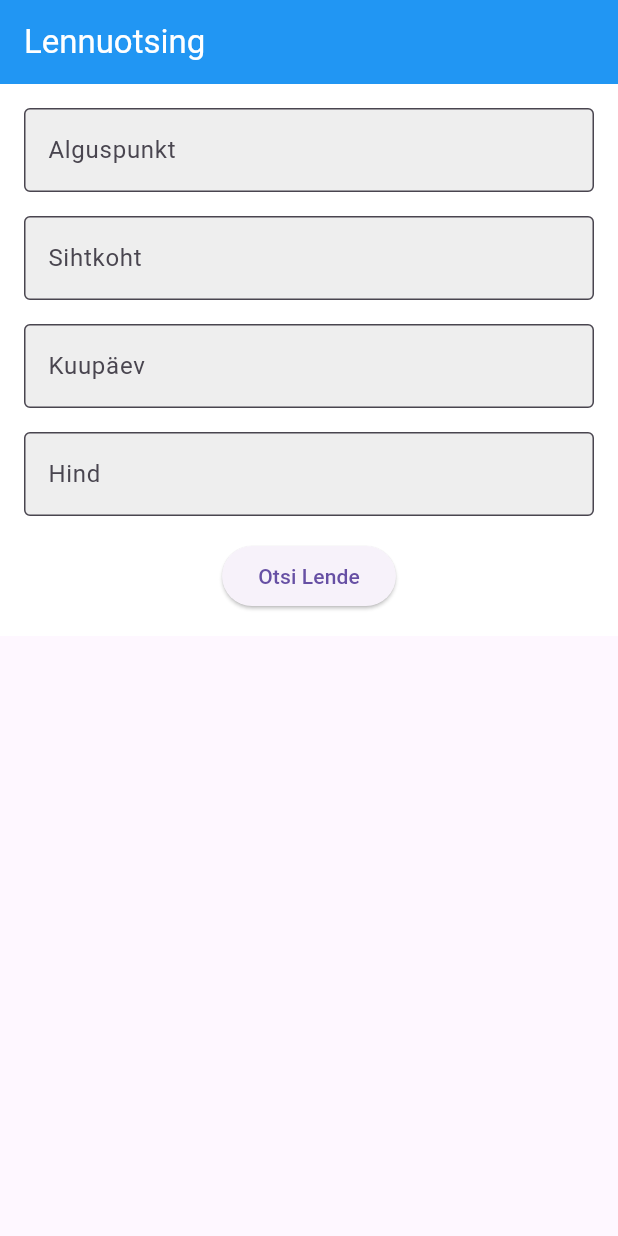
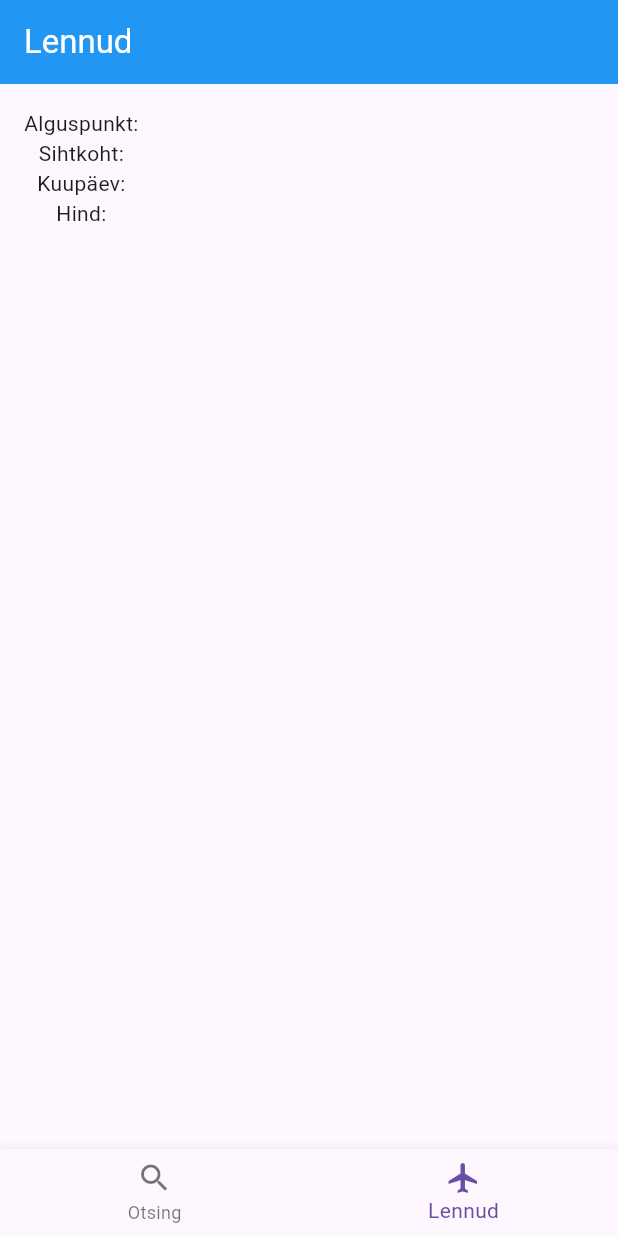
Before and after one commit to jorgenfox/flightplanner, a Flutter app: the screen it shows after launch, after a tap on "Otsi Lende", on a phone screen of 412 x 824 dp. Run offline on Flutter 3.47's test engine with Material 3 defaults, Android fonts, the phone set to English and light mode, and no system bars.

Commit message:
changed project structure, centered around navbar

```diff
--- a/lib/core/bottom_nav_bar.dart
+++ b/lib/core/bottom_nav_bar.dart
@@ -1,8 +1,20 @@
+import 'package:flutter/material.dart';
 import 'package:flightplanner/pages/homepage.dart';
-import 'package:flightplanner/pages/ticketpage.dart';
 import 'package:flightplanner/pages/lennudpage.dart';
-import 'package:fluentui_system_icons/fluentui_system_icons.dart';
-import 'package:flutter/material.dart';
+
+class FlightData {
+  final String departure;
+  final String destination;
+  final String date;
+  final String price;
+
+  FlightData({
+    required this.departure,
+    required this.destination,
+    required this.date,
+    required this.price,
+  });
+}
 
 class BottomNavBar extends StatefulWidget {
   const BottomNavBar({super.key});
@@ -12,49 +24,39 @@ class BottomNavBar extends StatefulWidget {
 }
 
 class _BottomNavBarState extends State<BottomNavBar> {
-  final appScreens = [
-    const HomePage(),
-    const LennudPage(),
-    //const TicketPage(),
-    const Text("Profile")
-  ];
+  int _currentIndex = 0;
+  final ValueNotifier<FlightData?> flightDataNotifier = ValueNotifier(null);
 
-  int _selectedIndex = 0;
+  late final List<Widget> _screens;
 
-  void _onItemTapped(int index) {
-    setState(() {
-      _selectedIndex = index;
-    });
+  @override
+  void initState() {
+    super.initState();
+    _screens = [
+      HomePage(onSearch: (data) {
+        flightDataNotifier.value = data;
+        setState(() {
+          _currentIndex = 1; // switch to LennudPage
+        });
+      }),
+      LennudPage(flightDataNotifier: flightDataNotifier),
+    ];
   }
 
   @override
   Widget build(BuildContext context) {
     return Scaffold(
-      body: appScreens[_selectedIndex],
+      body: _screens[_currentIndex],
       bottomNavigationBar: BottomNavigationBar(
-          currentIndex: _selectedIndex,
-          onTap: _onItemTapped,
-          showSelectedLabels: false,
-          selectedItemColor: Colors.blueGrey,
-          unselectedItemColor: const Color(0xFF526400),
-          items: const [
-            BottomNavigationBarItem(
-                icon: Icon(FluentIcons.home_12_regular),
-                activeIcon: Icon(FluentIcons.home_12_filled),
-                label: "Home"),
-            BottomNavigationBarItem(
-                icon: Icon(FluentIcons.search_12_regular),
-                activeIcon: Icon(FluentIcons.search_12_filled),
-                label: "Search"),
-            BottomNavigationBarItem(
-                icon: Icon(FluentIcons.ticket_diagonal_16_regular),
-                activeIcon: Icon(FluentIcons.ticket_diagonal_16_filled),
-                label: "Tickets"),
-            BottomNavigationBarItem(
-                icon: Icon(FluentIcons.person_5_20_regular),
-                activeIcon: Icon(FluentIcons.person_5_20_filled),
-                label: "Profile"),
-          ]),
+        currentIndex: _currentIndex,
+        onTap: (index) => setState(() {
+          _currentIndex = index;
+        }),
+        items: const [
+          BottomNavigationBarItem(icon: Icon(Icons.search), label: "Otsing"),
+          BottomNavigationBarItem(icon: Icon(Icons.flight), label: "Lennud"),
+        ],
+      ),
     );
   }
 }
--- a/lib/main.dart
+++ b/lib/main.dart
@@ -1,5 +1,4 @@
 import 'package:flutter/material.dart';
-import 'package:flightplanner/pages/homepage.dart';
 import 'package:flightplanner/core/bottom_nav_bar.dart';
 
 void main() {
@@ -14,17 +13,12 @@ class MyApp extends StatelessWidget {
     return MaterialApp(
       debugShowCheckedModeBanner: false,
       theme: ThemeData(
-          appBarTheme: AppBarTheme(
-            backgroundColor: Colors.blue,
-            foregroundColor: Colors.white,
-          )
+        appBarTheme: AppBarTheme(
+          backgroundColor: Colors.blue,
+          foregroundColor: Colors.white,
+        ),
       ),
-      home: const HomePage(),
-      routes: {
-        '/navbar':(context) => const BottomNavBar(),
-        '/homepage':(context) => const HomePage(),
-
-      },
+      home: const BottomNavBar(),
     );
   }
 }
--- a/lib/pages/homepage.dart
+++ b/lib/pages/homepage.dart
@@ -1,7 +1,10 @@
 import 'package:flutter/material.dart';
+import 'package:flightplanner/core/bottom_nav_bar.dart';
 
 class HomePage extends StatefulWidget {
-  const HomePage({super.key});
+  final Function(FlightData) onSearch;
+
+  const HomePage({super.key, required this.onSearch});
 
   @override
   _HomePageState createState() => _HomePageState();
@@ -18,77 +21,40 @@ class _HomePageState extends State<HomePage> {
     return Scaffold(
       appBar: AppBar(title: const Text("Lennuotsing")),
       body: Container(
-        color: Colors.white, // Seadistame taustavärviks valge
+        color: Colors.white,
         padding: const EdgeInsets.all(16.0),
         child: Column(
-          mainAxisSize: MainAxisSize.min, // Keeps the column compact
           children: [
-            // Alguspunkti sisendväli
             TextField(
               controller: _departureController,
-              decoration: InputDecoration(
-                labelText: 'Alguspunkt',
-                filled: true,
-                fillColor: Colors.grey[200], // Hall taust
-                border: OutlineInputBorder(
-                  borderSide: BorderSide(color: Colors.black), // Must piirjoon
-                ),
-              ),
+              decoration: inputStyle("Alguspunkt"),
             ),
             const SizedBox(height: 16),
-
-            // Sihtkoha sisendväli
             TextField(
               controller: _destinationController,
-              decoration: InputDecoration(
-                labelText: 'Sihtkoht',
-                filled: true,
-                fillColor: Colors.grey[200], // Hall taust
-                border: OutlineInputBorder(
-                  borderSide: BorderSide(color: Colors.black), // Must piirjoon
-                ),
-              ),
+              decoration: inputStyle("Sihtkoht"),
             ),
             const SizedBox(height: 16),
-
-            // Kuupäeva sisendväli
             TextField(
               controller: _dateController,
-              decoration: InputDecoration(
-                labelText: 'Kuupäev',
-                filled: true,
-                fillColor: Colors.grey[200], // Hall taust
-                border: OutlineInputBorder(
-                  borderSide: BorderSide(color: Colors.black), // Must piirjoon
-                ),
-              ),
+              decoration: inputStyle("Kuupäev"),
             ),
             const SizedBox(height: 16),
-
-            // Hinna sisendväli
             TextField(
               controller: _priceController,
-              decoration: InputDecoration(
-                labelText: 'Hind',
-                filled: true,
-                fillColor: Colors.grey[200], // Hall taust
-                border: OutlineInputBorder(
-                  borderSide: BorderSide(color: Colors.black), // Must piirjoon
-                ),
-              ),
+              decoration: inputStyle("Hind"),
               keyboardType: TextInputType.number,
             ),
             const SizedBox(height: 16),
-
-            // Otsingunupp
             ElevatedButton(
               onPressed: () {
-                Navigator.pushNamed(context, '/lennudpage', arguments: {
-                  'departure': _departureController.text,
-                  'destination': _destinationController.text,
-                  'date': _dateController.text,
-                  'price': _priceController.text,
-                });
+                final flightData = FlightData(
+                  departure: _departureController.text,
+                  destination: _destinationController.text,
+                  date: _dateController.text,
+                  price: _priceController.text,
+                );
+                widget.onSearch(flightData);
               },
               child: const Text("Otsi Lende"),
             ),
@@ -97,4 +63,15 @@ class _HomePageState extends State<HomePage> {
       ),
     );
   }
+
+  InputDecoration inputStyle(String label) {
+    return InputDecoration(
+      labelText: label,
+      filled: true,
+      fillColor: Colors.grey[200],
+      border: const OutlineInputBorder(
+        borderSide: BorderSide(color: Colors.black),
+      ),
+    );
+  }
 }
--- a/lib/pages/lennudpage.dart
+++ b/lib/pages/lennudpage.dart
@@ -1,26 +1,34 @@
 import 'package:flutter/material.dart';
+import 'package:flightplanner/core/bottom_nav_bar.dart';
 
 class LennudPage extends StatelessWidget {
-  const LennudPage({super.key});
+  final ValueNotifier<FlightData?> flightDataNotifier;
+
+  const LennudPage({super.key, required this.flightDataNotifier});
 
   @override
   Widget build(BuildContext context) {
-
-    final Map<String, String> args = ModalRoute.of(context)?.settings.arguments as Map<String, String>;
-
     return Scaffold(
       appBar: AppBar(title: const Text("Lennud")),
-      body: Padding(
-        padding: const EdgeInsets.all(16.0),
-        child: Column(
-          children: [
-            Text('Alguspunkt: ${args['departure']}'),
-            Text('Sihtkoht: ${args['destination']}'),
-            Text('Kuupäev: ${args['date']}'),
-            Text('Hind: ${args['price']}'),
-            //
-          ],
-        ),
+      body: ValueListenableBuilder<FlightData?>(
+        valueListenable: flightDataNotifier,
+        builder: (context, data, child) {
+          if (data == null) {
+            return const Center(child: Text("Pole veel otsingut tehtud."));
+          }
+
+          return Padding(
+            padding: const EdgeInsets.all(16.0),
+            child: Column(
+              children: [
+                Text('Alguspunkt: ${data.departure}'),
+                Text('Sihtkoht: ${data.destination}'),
+                Text('Kuupäev: ${data.date}'),
+                Text('Hind: ${data.price}'),
+              ],
+            ),
+          );
+        },
       ),
     );
   }
--- a/pubspec.yaml
+++ b/pubspec.yaml
@@ -34,7 +34,6 @@ dependencies:
   # The following adds the Cupertino Icons font to your application.
   # Use with the CupertinoIcons class for iOS style icons.
   cupertino_icons: ^1.0.8
-  fluentui_system_icons: ^1.1.273
 
 dev_dependencies:
   flutter_test:
```
Also changed, not shown: pubspec.lock.
